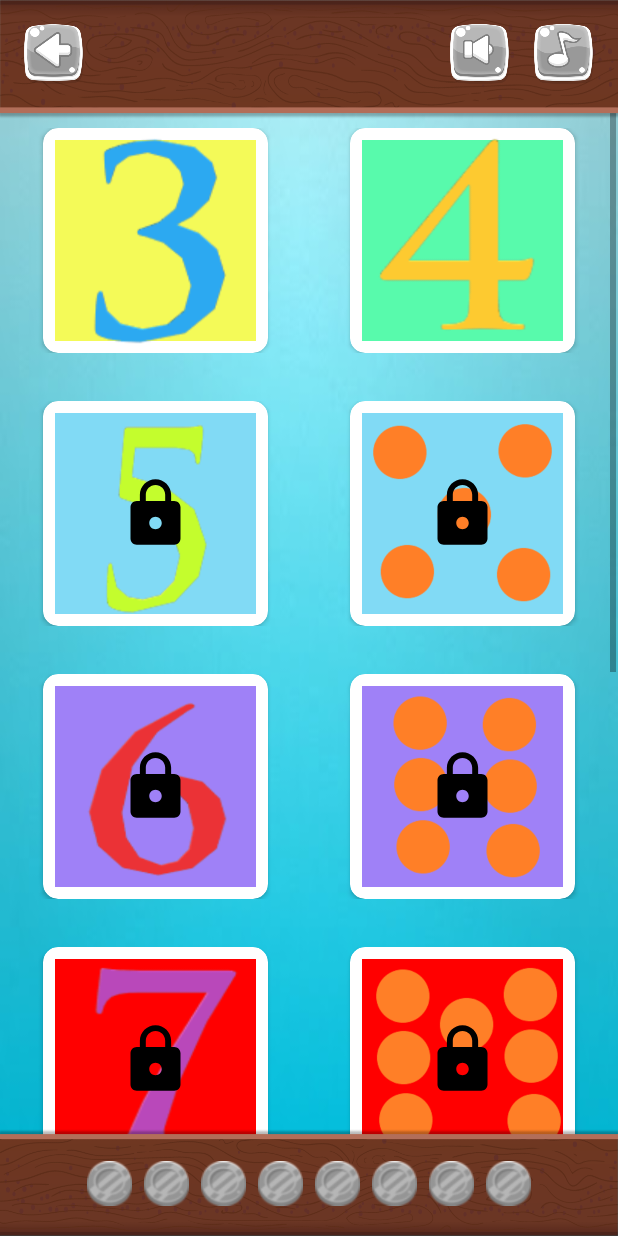
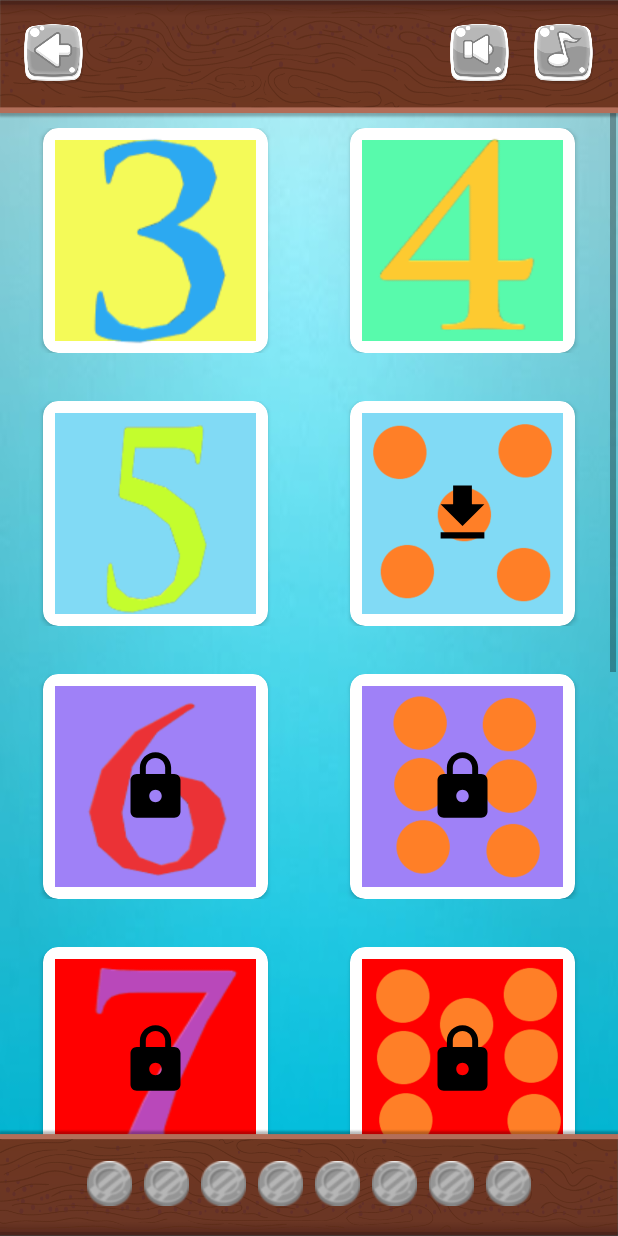
Before and after one commit to djuraszek/gra-matematyczna, an Android app: the screen it shows after launch (GamesListActivity), after a tap on an icon or button, on a phone screen of 412 x 824 dp. Run offline under Robolectric (Android 15) with nearby library versions, the phone set to English and light mode, and no system bars; 2 other taps on this screen came first.

Commit message:
added: unlock new game

```diff
--- a/app/build.gradle
+++ b/app/build.gradle
@@ -24,6 +24,7 @@ dependencies {
     implementation 'androidx.appcompat:appcompat:1.2.0'
     implementation 'androidx.constraintlayout:constraintlayout:2.0.4'
     implementation 'androidx.recyclerview:recyclerview:1.1.0'
+    implementation 'com.google.code.gson:gson:2.7'
     testImplementation 'junit:junit:4.12'
     androidTestImplementation 'androidx.test:runner:1.3.0'
     androidTestImplementation 'androidx.test.espresso:espresso-core:3.3.0'
--- a/app/src/main/java/com/android/gramatematyczna/activities/GamesListActivity.java
+++ b/app/src/main/java/com/android/gramatematyczna/activities/GamesListActivity.java
@@ -2,6 +2,8 @@ package com.android.gramatematyczna.activities;
 
 import androidx.appcompat.app.AppCompatActivity;
 
+import android.app.Activity;
+import android.content.SharedPreferences;
 import android.os.Bundle;
 import android.view.View;
 import android.view.Window;
@@ -14,26 +16,17 @@ import com.android.gramatematyczna.PreferencesManagement;
 import com.android.gramatematyczna.R;
 import com.android.gramatematyczna.adapters.GamesGridAdapter;
 import com.android.gramatematyczna.games.GameListItem;
+import com.google.gson.Gson;
+import com.google.gson.reflect.TypeToken;
+
+import java.util.List;
 
 public class GamesListActivity extends AppCompatActivity {
 
     int coins = 0;
     PreferencesManagement preferencesManagement;
     int gamesList[] = {R.color.yellow, R.color.blue_light, R.color.pink_light, R.color.green_bright, R.color.purple, R.color.blue_strong, R.color.red_fire, R.color.purple_pope, R.color.green_neon, R.color.pink_powder, R.color.color_numbers, R.color.orange, R.color.yellow_neon};
-    GameListItem gamesListTMP[] = {new GameListItem(R.color.yellow, 3, 0,0),
-            new GameListItem(R.color.green_neon, 4, 0,0),
-            new GameListItem(R.color.blue_light, 5, 0,0),
-            new GameListItem(R.color.blue_light, 5,  0,1),
-            new GameListItem(R.color.purple, 6, 0,0),
-            new GameListItem(R.color.purple, 6,  0,1),
-            new GameListItem(R.color.red_fire, 7, 0,0),
-            new GameListItem(R.color.red_fire, 7,  0,1),
-            new GameListItem(R.color.pink_powder, 8, 0,0),
-            new GameListItem(R.color.pink_powder, 8,  0,1),
-            new GameListItem(R.color.yellow, 9, 0,0),
-            new GameListItem(R.color.yellow, 9,  0,1),
-            new GameListItem(R.color.green_neon, 10, 0,0),
-            new GameListItem(R.color.green_neon, 10,  0,1), };
+    GameListItem gamesListTMP[];
 
     @Override
     protected void onCreate(Bundle savedInstanceState) {
@@ -44,6 +37,28 @@ public class GamesListActivity extends AppCompatActivity {
         preferencesManagement = new PreferencesManagement(GamesListActivity.this);
         preferencesManagement.manage();
         coins = preferencesManagement.getCoins();
+
+        if(getFirstUse()){
+            GameListItem gamesListTMP2[] = {new GameListItem(R.color.yellow, 3, 0,0, false),
+                    new GameListItem(R.color.green_neon, 4, 0,0, false),
+                    new GameListItem(R.color.blue_light, 5, 0,0, false),
+                    new GameListItem(R.color.blue_light, 5,  0,1, true),
+                    new GameListItem(R.color.purple, 6, 0,0, true),
+                    new GameListItem(R.color.purple, 6,  0,1, true),
+                    new GameListItem(R.color.red_fire, 7, 0,0, true),
+                    new GameListItem(R.color.red_fire, 7,  0,1, true),
+                    new GameListItem(R.color.pink_powder, 8, 0,0, true),
+                    new GameListItem(R.color.pink_powder, 8,  0,1, true),
+                    new GameListItem(R.color.yellow, 9, 0,0, true),
+                    new GameListItem(R.color.yellow, 9,  0,1, true),
+                    new GameListItem(R.color.green_neon, 10, 0,0, true),
+                    new GameListItem(R.color.green_neon, 10,  0,1, true)};
+            gamesListTMP=gamesListTMP2;
+            setFirstUse();
+        }else{
+            gamesListTMP=getGameList();
+        }
+
 
 //        GamesGridAdapter adapter = new GamesGridAdapter(GamesListActivity.this, gamesList);
         GamesGridAdapter adapter = new GamesGridAdapter(GamesListActivity.this, gamesListTMP);
@@ -75,4 +90,24 @@ public class GamesListActivity extends AppCompatActivity {
         }
     }
 
+    public GameListItem[] getGameList(){
+        SharedPreferences sharedPrefs = getSharedPreferences("Games", Activity.MODE_PRIVATE);
+        Gson gson = new Gson();
+        String json = sharedPrefs.getString("GameList", "");
+        List<GameListItem> arrayList = gson.fromJson(json, new TypeToken<List<GameListItem>>() {}.getType());
+        GameListItem gamesListTMP2[]=arrayList.toArray(new GameListItem[0]);
+        return gamesListTMP2;
+    }
+    private void setFirstUse(){
+        SharedPreferences sharedPrefs = getSharedPreferences("Games", Activity.MODE_PRIVATE);
+        SharedPreferences.Editor editor = sharedPrefs.edit();
+        editor.putBoolean("FirstUse", false);
+        editor.commit();
+    }
+    private boolean getFirstUse(){
+        SharedPreferences sharedPrefs = getSharedPreferences("Games", Activity.MODE_PRIVATE);
+        return sharedPrefs.getBoolean("FirstUse", true);
+    }
+
+
 }
--- a/app/src/main/java/com/android/gramatematyczna/adapters/GamesGridAdapter.java
+++ b/app/src/main/java/com/android/gramatematyczna/adapters/GamesGridAdapter.java
@@ -1,7 +1,10 @@
 package com.android.gramatematyczna.adapters;
 
+import android.app.Activity;
 import android.content.Context;
 import android.content.Intent;
+import android.content.SharedPreferences;
+import android.preference.PreferenceManager;
 import android.view.LayoutInflater;
 import android.view.View;
 import android.view.ViewGroup;
@@ -16,6 +19,12 @@ import com.android.gramatematyczna.activities.GameActivity;
 import com.android.gramatematyczna.games.GameCountActivity;
 import com.android.gramatematyczna.games.GameListItem;
 import com.android.gramatematyczna.games.GameMemoryActivity;
+import com.google.gson.Gson;
+import com.google.gson.reflect.TypeToken;
+
+import java.lang.reflect.Array;
+import java.util.Arrays;
+import java.util.List;
 
 public class GamesGridAdapter extends BaseAdapter {
     Context context;
@@ -65,7 +74,7 @@ public class GamesGridAdapter extends BaseAdapter {
 
         ImageView background = (ImageView)view.findViewById(R.id.card_background);
         ImageView lock = (ImageView)view.findViewById(R.id.item_lock);
-        ImageView download = (ImageView)view.findViewById(R.id.item_unlock);
+        final ImageView download = (ImageView)view.findViewById(R.id.item_unlock);
         ImageView gameIcon = view.findViewById(R.id.game_icon);
         background.setBackgroundColor(color); // set logo images
 //        card.setCardBackgroundColor(drawing); // set logo images
@@ -76,7 +85,7 @@ public class GamesGridAdapter extends BaseAdapter {
             String gameIconName="img_memory"+gamesListTMP[i].getNumber();
             gameIcon.setImageResource(getDrawableByName(gameIconName));
         }
-        if(i==0 || i==1) {
+        if(!gamesListTMP[i].isLocked()) {
             lock.setVisibility(View.INVISIBLE);
             if(isTMP) {
                 view.setOnClickListener(new View.OnClickListener() {
@@ -104,6 +113,23 @@ public class GamesGridAdapter extends BaseAdapter {
                 });
             }
         }
+            //TODO count coins
+            if(gamesListTMP[i].isLocked() && !gamesListTMP[i-1].isLocked()){
+                lock.setVisibility(View.INVISIBLE);
+                download.setVisibility(View.VISIBLE);
+                view.setOnClickListener(new View.OnClickListener() {
+                    @Override
+                    public void onClick(View view) {
+                        gamesListTMP[i].setLocked(false);
+                        download.setVisibility(View.INVISIBLE);
+                        saveGameList();
+//                        getGameList();
+                    }
+                });
+            }
+
+
+
         return view;
     }
 
@@ -112,4 +138,24 @@ public class GamesGridAdapter extends BaseAdapter {
         return resID;
     }
 
+    public void saveGameList(){
+        SharedPreferences sharedPrefs = context.getSharedPreferences("Games", Activity.MODE_PRIVATE);
+        SharedPreferences.Editor editor = sharedPrefs.edit();
+        Gson gson = new Gson();
+        List <GameListItem> list = Arrays.asList(gamesListTMP);
+        String json = gson.toJson(list);
+
+        editor.putString("GameList", json);
+        editor.commit();
+    }
+    public GameListItem[] getGameList(){
+        SharedPreferences sharedPrefs = context.getSharedPreferences("Games", Activity.MODE_PRIVATE);
+        Gson gson = new Gson();
+        String json = sharedPrefs.getString("GameList", "");
+        List<GameListItem> arrayList = gson.fromJson(json, new TypeToken<List<GameListItem>>() {}.getType());
+        GameListItem gamesListTMP2[]=arrayList.toArray(new GameListItem[0]);
+        return gamesListTMP2;
+    }
+
+
 }
--- a/app/src/main/java/com/android/gramatematyczna/games/GameListItem.java
+++ b/app/src/main/java/com/android/gramatematyczna/games/GameListItem.java
@@ -9,20 +9,16 @@ public class GameListItem {
     int gamePictureName;
     int gameType;
     //0-count elements, 1-memory game
+    boolean isLocked;
 
-    public GameListItem(int color, int number, int gamePictureName) {
-        this.color = color;
-        this.number = number;
-        this.gamePictureName = gamePictureName;
-    }
-    public GameListItem() {
-    }
-
-    public GameListItem(int color, int number, int gamePictureName, int gameType) {
+    public GameListItem(int color, int number, int gamePictureName, int gameType, boolean isLocked) {
         this.color = color;
         this.number = number;
         this.gamePictureName = gamePictureName;
         this.gameType = gameType;
+        this.isLocked = isLocked;
+    }
+    public GameListItem() {
     }
 
     public int getColor() {
@@ -49,4 +45,10 @@ public class GameListItem {
     public void setGameType(int gameType) {
         this.gameType = gameType;
     }
+    public boolean isLocked() {
+        return isLocked;
+    }
+    public void setLocked(boolean locked) {
+        isLocked = locked;
+    }
 }
```
